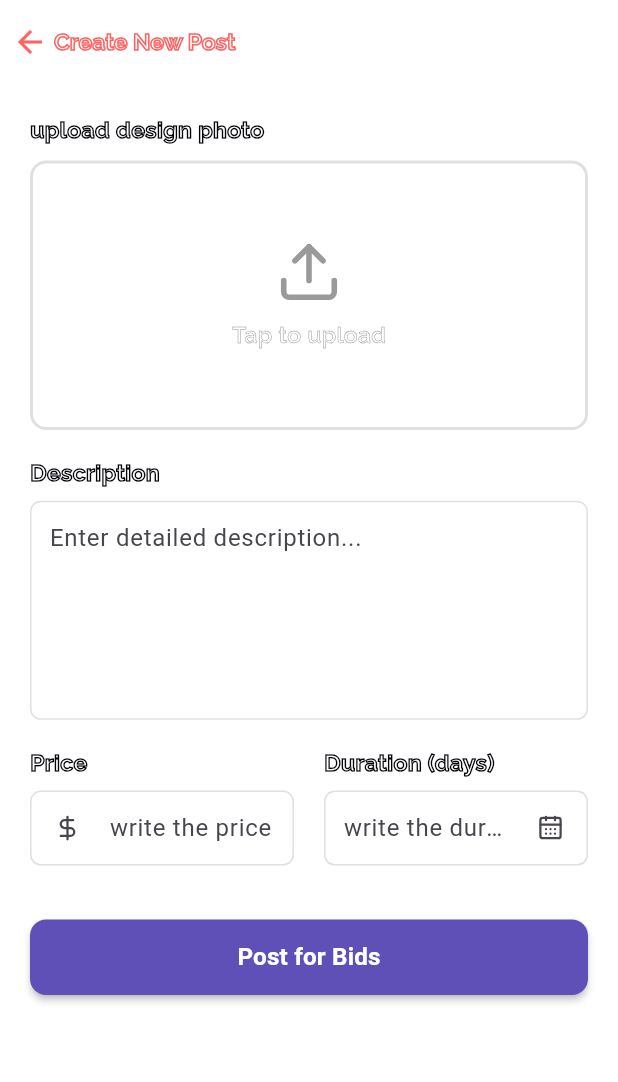
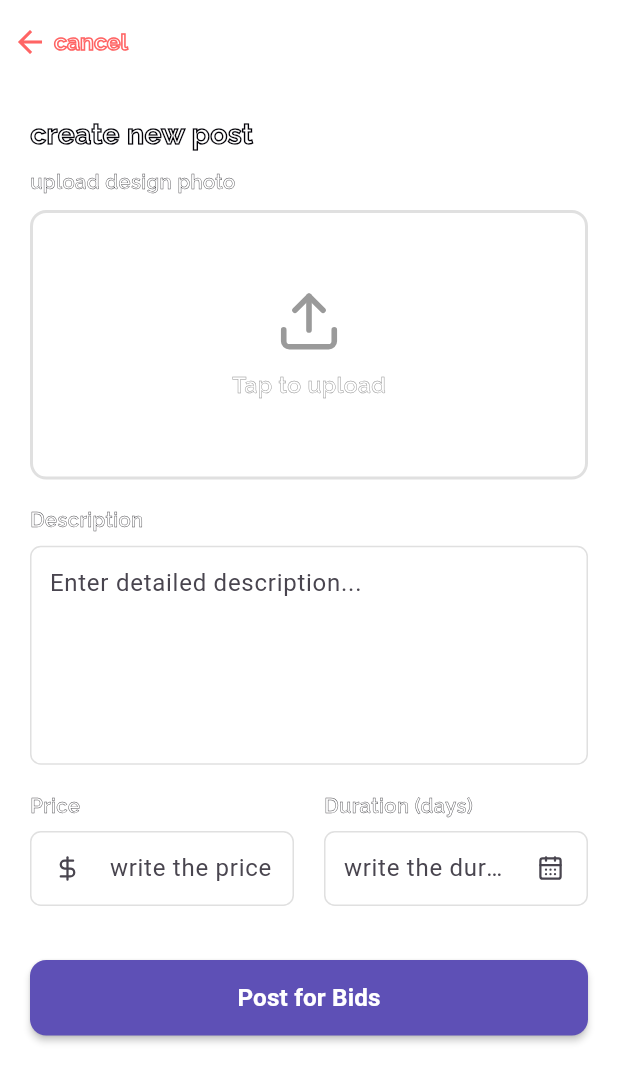
Before and after one commit to Malak-694/clositta, a Flutter app: the FormScreen screen opened by its route, on a phone screen of 412 x 824 dp. Shown: the top 1082 px of the screen. Run offline on Flutter 3.47's test engine with Material 3 defaults, Android fonts, the phone set to English and light mode, and no system bars; our stand-ins replace bloc, dio, flutter_bloc, flutter_screenutil, flutter_secure_storage, freezed_annotation and 7 more; accounts and stored records are empty; generated files the repository leaves out were written again.

Commit message:
biding for customer

```diff
--- a/lib/features/biding/ui/Screens/form_screen.dart
+++ b/lib/features/biding/ui/Screens/form_screen.dart
@@ -31,7 +31,7 @@ class _FormScreenState extends State<FormScreen> {
   Widget build(BuildContext context) {
     return Scaffold(
       appBar: AppBar(
-        title: Text('Create New Post', style: AppStyle.headline4),
+        title: Text('cancel', style: AppStyle.headline4),
         leadingWidth: 20.w,
         iconTheme: IconThemeData(
           color: AppColors.ternary, // Change arrow color
@@ -44,10 +44,11 @@ class _FormScreenState extends State<FormScreen> {
         child: Column(
           crossAxisAlignment: CrossAxisAlignment.start,
           children: [
-
+            Text("create new post" , style: AppStyle.headline2,),
+            SizedBox(height: 10.h,),
             Text(
               'upload design photo',
-              style: AppStyle.headline3
+              style: AppStyle.body6
             ),
             SizedBox(height: 10.h),
 
@@ -96,7 +97,7 @@ class _FormScreenState extends State<FormScreen> {
             // Description section
             Text(
               'Description',
-              style: AppStyle.headline3
+              style: AppStyle.body6
             ),
             SizedBox(height: 8.h),
             Container(
@@ -126,7 +127,7 @@ class _FormScreenState extends State<FormScreen> {
                     children: [
                       Text(
                         'Price',
-                        style: AppStyle.headline3
+                        style: AppStyle.body6
                       ),
                       SizedBox(height: 8.h),
                       Container(
@@ -157,7 +158,7 @@ class _FormScreenState extends State<FormScreen> {
                     children: [
                       Text(
                         'Duration (days)',
-                        style: AppStyle.headline3
+                        style: AppStyle.body6
                       ),
                       SizedBox(height: 8.h),
                       Container(
```
